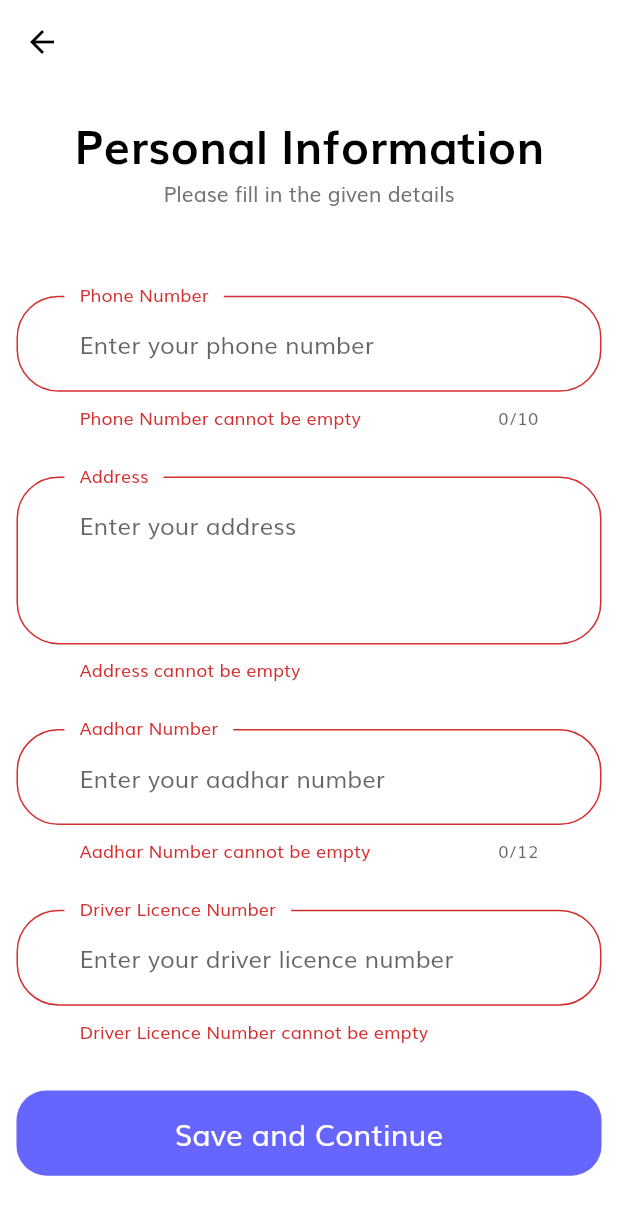
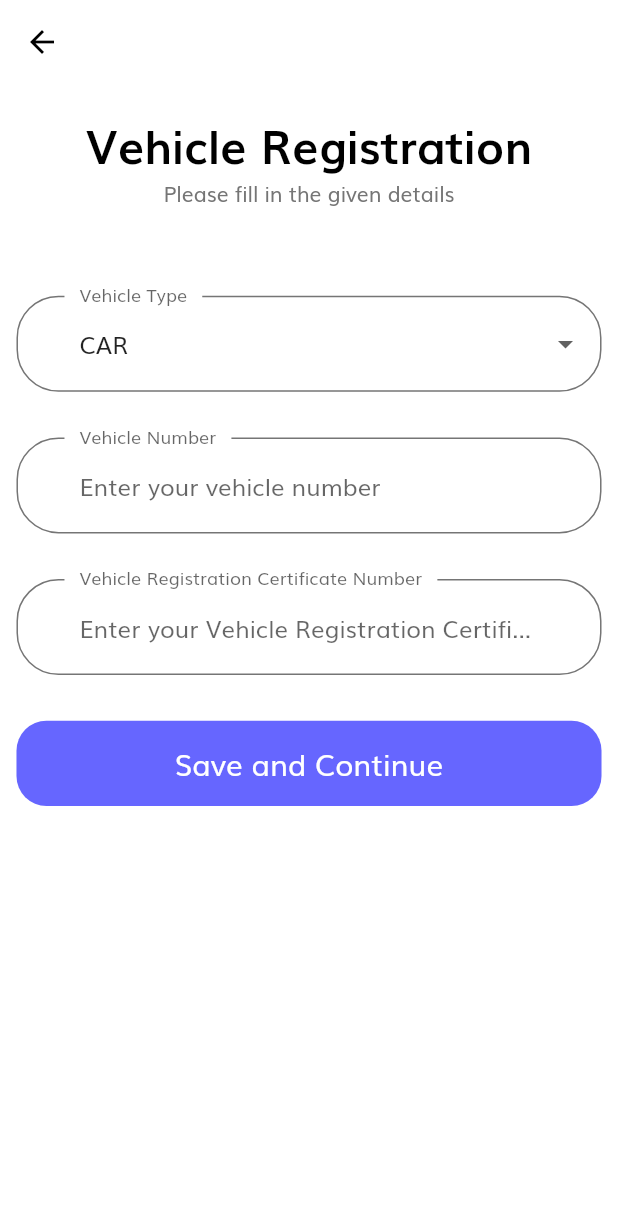
Before and after one commit to rahul-badgujar/app-automatic-toll-detection, a Flutter app: the PersonalInfoPage screen opened directly, after a tap on "Save and Continue", on a phone screen of 412 x 824 dp. Shown: the top 1215 px of the screen. Run offline on Flutter 3.47's test engine with Material 2 defaults, Android fonts, the phone set to English and light mode, and no system bars; our stand-ins replace flutter_svg.

Commit message:
vehicle registration page created

```diff
--- /dev/null
+++ b/lib/page/enum/vehicle_type.dart
@@ -0,0 +1 @@
+enum VehicleType { car, bus, truck, taxi }
--- a/lib/page/personal_info/component/personal_info_form.dart
+++ b/lib/page/personal_info/component/personal_info_form.dart
@@ -1,3 +1,4 @@
+import 'package:automatic_toll_app/page/vehicle_registration/vehicle_registration_page.dart';
 import 'package:flutter/material.dart';
 
 import '../../../constants.dart';
@@ -47,7 +48,7 @@ class _PersonalInfoFormState extends State<PersonalInfoForm> {
             SizedBox(height: getProportionateScreenHeight(30)),
             DefaultButton(
               text: "Save and Continue",
-              press: signUpButtonCallback,
+              press: saveAndContinueButtonCallback,
             ),
           ],
         ),
@@ -138,16 +139,16 @@ class _PersonalInfoFormState extends State<PersonalInfoForm> {
     );
   }
 
-  Future<void> signUpButtonCallback() async {
+  Future<void> saveAndContinueButtonCallback() async {
     final formState = _formKey.currentState;
     if (formState != null && formState.validate()) {
       // todo: add/move account creation logic here
     }
-    // Navigator.push(
-    //   context,
-    //   MaterialPageRoute(
-    //     builder: (context) => const PersonalInfoPage(),
-    //   ),
-    // );
+    Navigator.push(
+      context,
+      MaterialPageRoute(
+        builder: (context) => const VehicleRegistrationPage(),
+      ),
+    );
   }
 }
--- /dev/null
+++ b/lib/page/vehicle_registration/component/vehicle_registration_form.dart
@@ -0,0 +1,134 @@
+import 'package:automatic_toll_app/page/enum/vehicle_type.dart';
+import 'package:flutter/material.dart';
+
+import '../../../constants.dart';
+import '../../../size_config.dart';
+import '../../../widget/default_button.dart';
+
+class VehicleRegistrationForm extends StatefulWidget {
+  const VehicleRegistrationForm({Key? key}) : super(key: key);
+
+  @override
+  State<VehicleRegistrationForm> createState() =>
+      _VehicleRegistrationFormState();
+}
+
+class _VehicleRegistrationFormState extends State<VehicleRegistrationForm> {
+  final _formKey = GlobalKey<FormState>();
+
+  static const DEFAULT_VEHICLE_TYPE = VehicleType.car;
+
+  final vehicleNumberFieldController = TextEditingController();
+  final vehicleRegistrationNumberFieldController = TextEditingController();
+  final vehicleTypeChangeNotifier = ValueNotifier(DEFAULT_VEHICLE_TYPE);
+
+  @override
+  void dispose() {
+    vehicleNumberFieldController.dispose();
+    vehicleRegistrationNumberFieldController.dispose();
+    super.dispose();
+  }
+
+  @override
+  Widget build(BuildContext context) {
+    return Form(
+      key: _formKey,
+      child: Padding(
+        padding: EdgeInsets.symmetric(
+            horizontal: getProportionateScreenWidth(screenPadding)),
+        child: Column(
+          children: [
+            buildVehicleTypeDropdown(),
+            SizedBox(height: getProportionateScreenHeight(30)),
+            buildVehicleNumberFormField(),
+            SizedBox(height: getProportionateScreenHeight(30)),
+            buildVehicleRegistrationNumberNumberFormField(),
+            SizedBox(height: getProportionateScreenHeight(30)),
+            DefaultButton(
+              text: "Save and Continue",
+              press: saveAndContinueButtonCallback,
+            ),
+          ],
+        ),
+      ),
+    );
+  }
+
+  Widget buildVehicleTypeDropdown() {
+    return ValueListenableBuilder<VehicleType>(
+      valueListenable: vehicleTypeChangeNotifier,
+      builder: ((context, vehicleType, child) {
+        return DropdownButtonFormField<VehicleType>(
+          value: vehicleType,
+          items: VehicleType.values
+              .map(
+                (e) => DropdownMenuItem<VehicleType>(
+                  value: e,
+                  child: Text(e.name.toUpperCase()),
+                ),
+              )
+              .toList(),
+          onChanged: (updatedVehicleType) {
+            vehicleTypeChangeNotifier.value =
+                updatedVehicleType ?? DEFAULT_VEHICLE_TYPE;
+          },
+          decoration: const InputDecoration(
+            labelText: "Vehicle Type",
+            floatingLabelBehavior: FloatingLabelBehavior.always,
+          ),
+        );
+      }),
+    );
+  }
+
+  Widget buildVehicleNumberFormField() {
+    return TextFormField(
+      controller: vehicleNumberFieldController,
+      keyboardType: TextInputType.text,
+      decoration: const InputDecoration(
+        hintText: "Enter your vehicle number",
+        labelText: "Vehicle Number",
+        floatingLabelBehavior: FloatingLabelBehavior.always,
+      ),
+      validator: (value) {
+        if (value != null && value.isEmpty) {
+          return "Vehicle Number cannot be empty";
+        }
+        return null;
+      },
+      autovalidateMode: AutovalidateMode.onUserInteraction,
+    );
+  }
+
+  Widget buildVehicleRegistrationNumberNumberFormField() {
+    return TextFormField(
+      controller: vehicleRegistrationNumberFieldController,
+      keyboardType: TextInputType.text,
+      decoration: const InputDecoration(
+        hintText: "Enter your Vehicle Registration Certificate Number",
+        labelText: "Vehicle Registration Certificate Number",
+        floatingLabelBehavior: FloatingLabelBehavior.always,
+      ),
+      validator: (value) {
+        if (value != null && value.isEmpty) {
+          return "Vehicle Registration Certificate Number cannot be empty";
+        }
+        return null;
+      },
+      autovalidateMode: AutovalidateMode.onUserInteraction,
+    );
+  }
+
+  Future<void> saveAndContinueButtonCallback() async {
+    final formState = _formKey.currentState;
+    if (formState != null && formState.validate()) {
+      // todo: add/move account creation logic here
+    }
+    // Navigator.push(
+    //   context,
+    //   MaterialPageRoute(
+    //     builder: (context) => const PersonalInfoPage(),
+    //   ),
+    // );
+  }
+}
--- /dev/null
+++ b/lib/page/vehicle_registration/vehicle_registration_page.dart
@@ -0,0 +1,44 @@
+import 'package:automatic_toll_app/page/vehicle_registration/component/vehicle_registration_form.dart';
+import 'package:flutter/material.dart';
+
+import '../../constants.dart';
+import '../../size_config.dart';
+
+class VehicleRegistrationPage extends StatelessWidget {
+  const VehicleRegistrationPage({Key? key}) : super(key: key);
+
+  @override
+  Widget build(BuildContext context) {
+    return Scaffold(
+      appBar: AppBar(),
+      body: buildBody(context),
+    );
+  }
+
+  Widget buildBody(BuildContext context) {
+    return SafeArea(
+      child: SingleChildScrollView(
+        physics: const BouncingScrollPhysics(),
+        child: SizedBox(
+          width: double.infinity,
+          child: Column(
+            children: [
+              SizedBox(height: SizeConfig.screenHeight * 0.02),
+              Text(
+                "Vehicle Registration",
+                style: headingStyle,
+              ),
+              const Text(
+                "Please fill in the given details",
+                textAlign: TextAlign.center,
+              ),
+              SizedBox(height: SizeConfig.screenHeight * 0.07),
+              const VehicleRegistrationForm(),
+              SizedBox(height: getProportionateScreenHeight(20)),
+            ],
+          ),
+        ),
+      ),
+    );
+  }
+}
```
